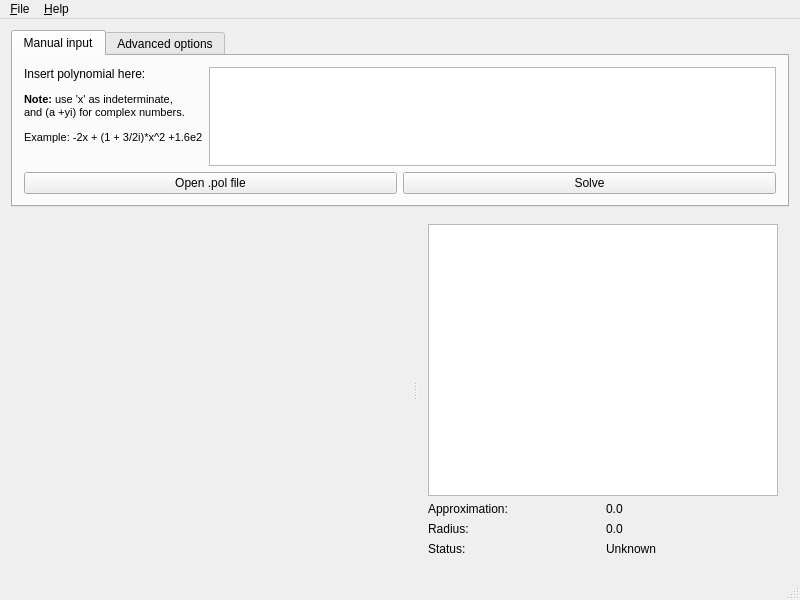
Before: the Qt Designer form src/xmpsolve/mainwindow.ui in robol/MPSolve, drawn with Qt 5.
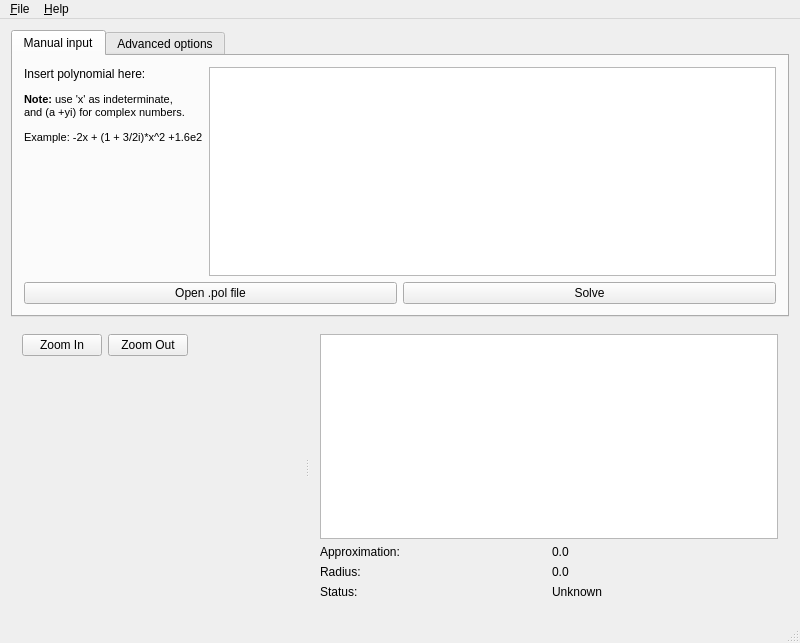
After: the same form once the commit is applied. Icons and pictures are not drawn. Custom widgets are drawn as their Qt base class.

```diff
--- a/src/xmpsolve/mainwindow.ui
+++ b/src/xmpsolve/mainwindow.ui
@@ -7,7 +7,7 @@
     <x>0</x>
     <y>0</y>
     <width>800</width>
-    <height>600</height>
+    <height>643</height>
    </rect>
   </property>
   <property name="windowTitle">
@@ -18,9 +18,10 @@
     <normaloff>:/images/xmpsolve.png</normaloff>:/images/xmpsolve.png</iconset>
   </property>
   <widget class="QWidget" name="centralWidget">
-   <layout class="QHBoxLayout" name="horizontalLayout_5">
+   <layout class="QVBoxLayout" name="verticalLayout_9">
     <item>
-     <layout class="QVBoxLayout" name="verticalLayout_4" stretch="1,0">
+     <layout class="QVBoxLayout" name="verticalLayout_7"/>
+    </item>
       <item>
        <widget class="QTabWidget" name="tabWidget">
         <property name="sizePolicy">
@@ -41,6 +42,12 @@
            <layout class="QHBoxLayout" name="horizontalLayout_2">
             <item>
              <widget class="QLabel" name="label">
+            <property name="sizePolicy">
+             <sizepolicy hsizetype="Preferred" vsizetype="Minimum">
+              <horstretch>0</horstretch>
+              <verstretch>0</verstretch>
+             </sizepolicy>
+            </property>
               <property name="text">
                <string>&lt;html&gt;&lt;head/&gt;&lt;body&gt;&lt;p&gt;Insert polynomial here:&lt;/p&gt;&lt;p&gt;&lt;span style=&quot; font-size:8pt; font-weight:600;&quot;&gt;Note:&lt;/span&gt;&lt;span style=&quot; font-size:8pt;&quot;&gt; use 'x' as indeterminate, &lt;br/&gt;and (a +yi) for complex numbers.&lt;/span&gt;&lt;/p&gt;&lt;p&gt;&lt;span style=&quot; font-size:8pt;&quot;&gt;Example: -2x + (1 + 3/2i)*x^2 +1.6e2&lt;/span&gt;&lt;/p&gt;&lt;/body&gt;&lt;/html&gt;</string>
               </property>
@@ -50,7 +57,14 @@
              </widget>
             </item>
             <item>
-             <widget class="QPlainTextEdit" name="polyLineEdit"/>
+           <widget class="QPlainTextEdit" name="polyLineEdit">
+            <property name="sizePolicy">
+             <sizepolicy hsizetype="Expanding" vsizetype="Minimum">
+              <horstretch>0</horstretch>
+              <verstretch>0</verstretch>
+             </sizepolicy>
+            </property>
+           </widget>
             </item>
            </layout>
           </item>
@@ -200,25 +214,56 @@
       </item>
       <item>
        <widget class="QSplitter" name="splitter">
-        <property name="sizePolicy">
-         <sizepolicy hsizetype="Expanding" vsizetype="Preferred">
-          <horstretch>0</horstretch>
-          <verstretch>2</verstretch>
-         </sizepolicy>
-        </property>
+      <property name="orientation">
+       <enum>Qt::Horizontal</enum>
+      </property>
+      <widget class="QWidget" name="verticalLayoutWidget_2">
+       <layout class="QVBoxLayout" name="verticalLayout_2">
+        <item>
+         <layout class="QHBoxLayout" name="horizontalLayout">
+          <item>
+           <widget class="QPushButton" name="zoomInButton">
+            <property name="text">
+             <string>Zoom In</string>
+            </property>
+           </widget>
+          </item>
+          <item>
+           <widget class="QPushButton" name="zoomOutButton">
+            <property name="text">
+             <string>Zoom Out</string>
+            </property>
+           </widget>
+          </item>
+          <item>
+           <spacer name="horizontalSpacer">
         <property name="orientation">
          <enum>Qt::Horizontal</enum>
         </property>
+            <property name="sizeHint" stdset="0">
+             <size>
+              <width>40</width>
+              <height>20</height>
+             </size>
+            </property>
+           </spacer>
+          </item>
+         </layout>
+        </item>
+        <item>
         <widget class="xmpsolve::QRootsRenderer" name="graphicsView" native="true">
          <property name="sizePolicy">
-          <sizepolicy hsizetype="Preferred" vsizetype="Preferred">
-           <horstretch>1</horstretch>
-           <verstretch>1</verstretch>
-          </sizepolicy>
-         </property>
+           <sizepolicy hsizetype="Preferred" vsizetype="Expanding">
+            <horstretch>0</horstretch>
+            <verstretch>0</verstretch>
+           </sizepolicy>
+          </property>
+         </widget>
+        </item>
+       </layout>
         </widget>
         <widget class="QWidget" name="layoutWidget">
-         <layout class="QVBoxLayout" name="verticalLayout_2">
+       <layout class="QVBoxLayout" name="verticalLayout_4">
           <item>
            <widget class="QListView" name="listRootsView">
             <property name="sizePolicy">
@@ -286,8 +331,6 @@
        </widget>
       </item>
      </layout>
-    </item>
-   </layout>
   </widget>
   <widget class="QMenuBar" name="menuBar">
    <property name="geometry">
```
Left out of the diff: 2 changed lines with no effect on the pictures. Lines whose indentation alone changed are shown as unchanged.
